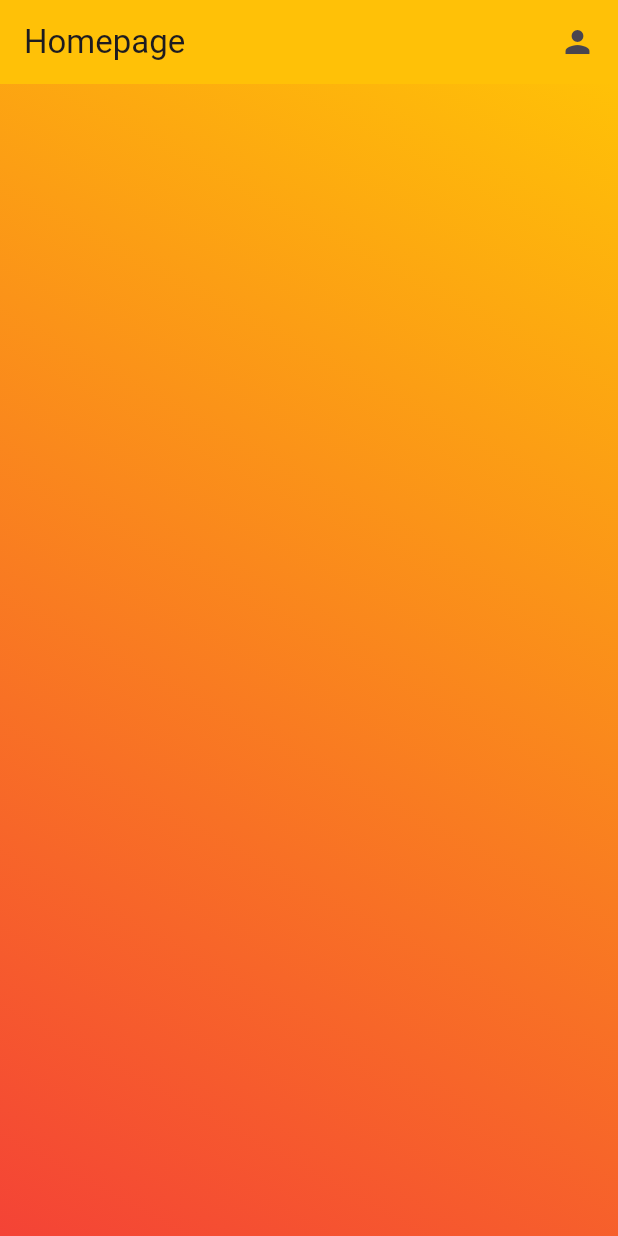
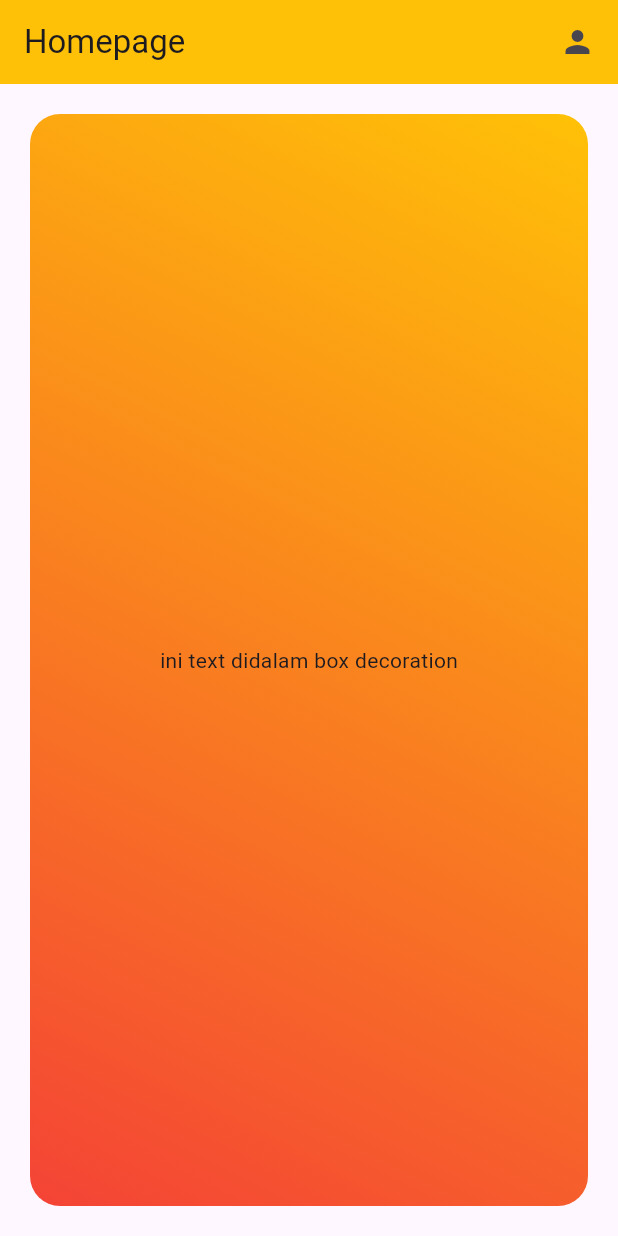
Before and after one commit to Mansyahariii/Tugas_week_5_1123150127, a Flutter app: the screen it shows after launch, on a phone screen of 412 x 824 dp. Run offline on Flutter 3.47's test engine with Material 3 defaults, Android fonts, the phone set to English and light mode, and no system bars.

Commit message:
memberi warna gradient dan text di box decoration

```diff
--- a/lib/main.dart
+++ b/lib/main.dart
@@ -33,7 +33,8 @@ class HomePage extends StatelessWidget {
         // color: Colors.blue,
         // height: 100,
         // width: 100,
-        // alignment: Alignment.center,
+        margin: EdgeInsets.all(20),
+        alignment: Alignment.center,
         // child: Row(
         //   mainAxisAlignment: MainAxisAlignment.center,
         //   children: [
@@ -45,13 +46,14 @@ class HomePage extends StatelessWidget {
         // ),
         decoration: BoxDecoration(
           // color: Colors.blue,
-          // borderRadius: BorderRadius.circular(20),
+          borderRadius: BorderRadius.circular(20),
           gradient: LinearGradient(
             begin: Alignment.topRight,
             end: Alignment.bottomLeft,
             colors: [Colors.amber, Colors.red],
           ),
         ),
+        child: Text("ini text didalam box decoration"),
       ),
     );
   }
```
